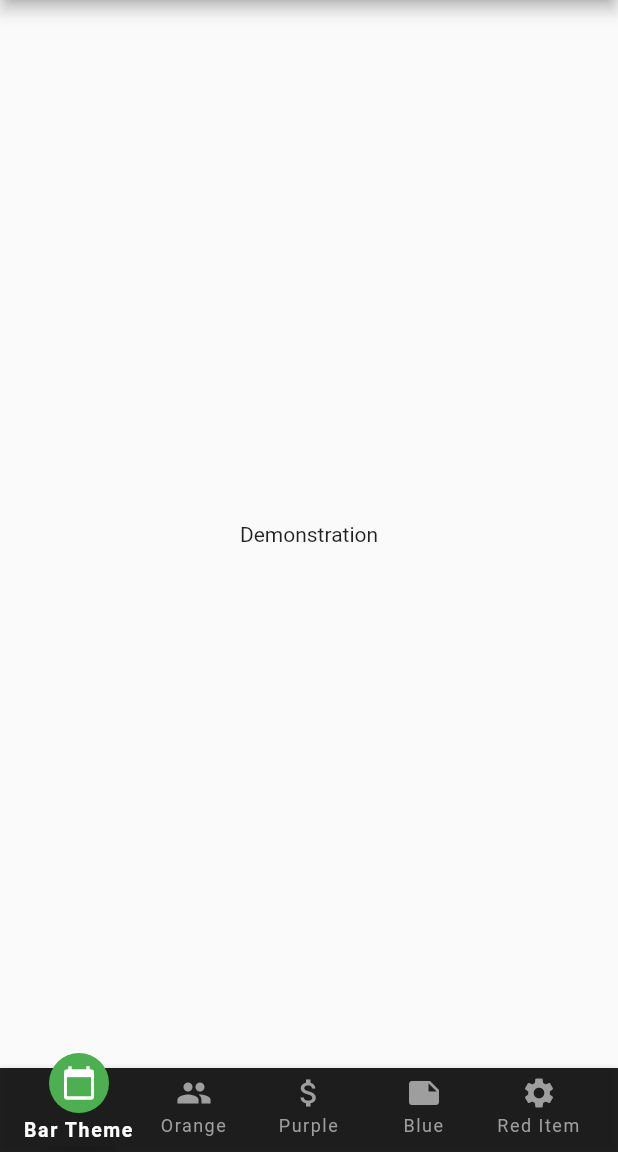
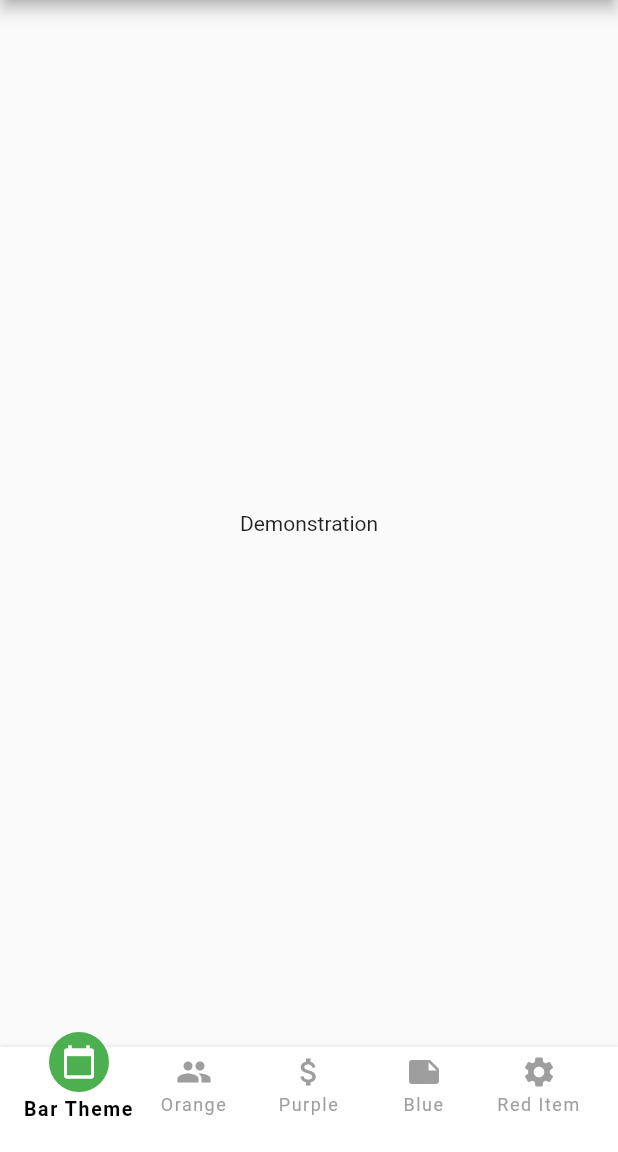
Before and after one commit to 55Builds/Flutter-FFNavigationBar, a Flutter app: the screen it shows after launch, on a phone screen of 412 x 824 dp, the part 84-1236 px from its top. Run offline on Flutter 3.47's test engine with Material 2 defaults, Android fonts, the phone set to English and light mode, and no system bars.

Commit message:
0.1.3 Release | Fixes hiding selected item shadow (#9)
* Modify demo app for better x-device output

* Fix showing shadow based on theme

* Prepare for new release

Co-authored-by: Jaydub <jon@e-nablesolutions.com>

```diff
--- a/example/lib/main.dart
+++ b/example/lib/main.dart
@@ -46,11 +46,13 @@ class _MyHomePageState extends State<MyHomePage> {
       ),
       bottomNavigationBar: FFNavigationBar(
         theme: FFNavigationBarTheme(
-          barBackgroundColor: Colors.black87,
+          barBackgroundColor: Colors.white,
           selectedItemBorderColor: Colors.transparent,
           selectedItemBackgroundColor: Colors.green,
           selectedItemIconColor: Colors.white,
-          selectedItemLabelColor: Colors.white,
+          selectedItemLabelColor: Colors.black,
+          showSelectedItemShadow: false,
+          barHeight: 70,
         ),
         selectedIndex: selectedIndex,
         onSelectTab: (index) {
--- a/lib/ff_navigation_bar_item.dart
+++ b/lib/ff_navigation_bar_item.dart
@@ -154,7 +154,7 @@ class FFNavigationBarItem extends StatelessWidget {
 
     Widget labelWidget = _makeLabel(label);
     Widget iconAreaWidget = _makeIconArea(itemWidth, iconData);
-    Widget shadowWidget = _makeShadow();
+    Widget shadowWidget = showSelectedItemShadow ? _makeShadow() : Container();
 
     return AnimatedContainer(
       width: itemWidth,
--- a/pubspec.yaml
+++ b/pubspec.yaml
@@ -1,7 +1,6 @@
 name: ff_navigation_bar
 description: Configurable bottom navigation bar with raised highlight and shadow
-version: 0.1.2
-author: 55 Builds <jwb@55builds.com>
+version: 0.1.3
 homepage: https://github.com/55Builds/Flutter-FFNavigationBar
 
 environment:
```
Also changed, not shown: 4 other files.
